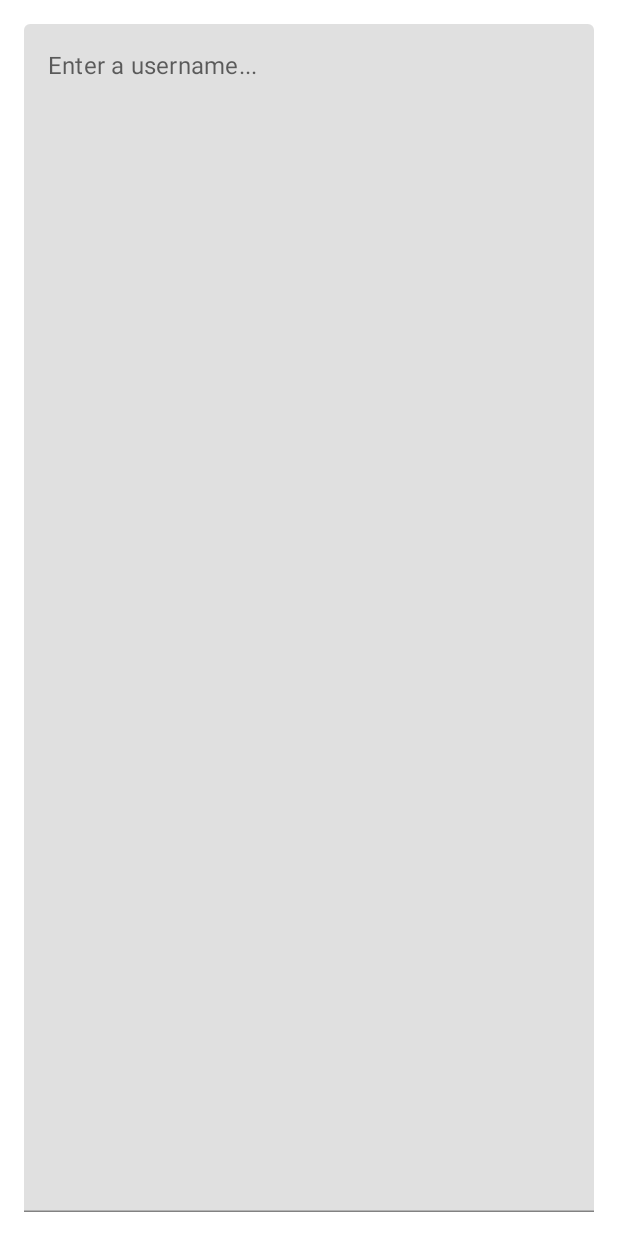
After one commit to MateuszJarz/Ktor-MongoBD-ChatApp, an Android app built with Jetpack Compose: the composable UsernameScreen shown on its own in the app's theme, on a phone screen of 412 x 824 dp. The commit adds this screen. Run offline under Robolectric (Android 15) with nearby library versions, the phone set to English and light mode, and no system bars; our stand-ins replace Dagger/Hilt's generated code.

Commit message:
Create UsernameScreen

```diff
--- /dev/null
+++ b/app/src/main/java/com/example/ktor_mongobd_chatapp/presentation/username/UsernameScreen.kt
@@ -0,0 +1,53 @@
+package com.example.ktor_mongobd_chatapp.presentation.username
+
+import androidx.compose.foundation.layout.*
+import androidx.compose.material.Button
+import androidx.compose.material.Text
+import androidx.compose.material.TextField
+import androidx.compose.runtime.Composable
+import androidx.compose.runtime.LaunchedEffect
+import androidx.compose.ui.Alignment
+import androidx.compose.ui.Modifier
+import androidx.compose.ui.unit.dp
+import androidx.hilt.navigation.compose.hiltViewModel
+import kotlinx.coroutines.flow.collectLatest
+
+@Composable
+fun UsernameScreen(
+    viewModel: UsernameViewModel = hiltViewModel(),
+    onNavigate: (String) -> Unit
+) {
+
+    LaunchedEffect(key1 = true) {
+        viewModel.onJoinChat.collectLatest { username ->
+            onNavigate("chat_screen/$username")
+        }
+    }
+
+    Box(
+        modifier = Modifier
+            .fillMaxSize()
+            .padding(16.dp),
+        contentAlignment = Alignment.Center
+    ) {
+        Column(
+            modifier = Modifier.fillMaxSize(),
+            verticalArrangement = Arrangement.Center,
+            horizontalAlignment = Alignment.End
+        ) {
+            TextField(
+                value = viewModel.usernameText.value,
+                onValueChange = viewModel::onUsernameChange,
+                placeholder = {
+                    Text(text = "Enter a username...")
+                },
+                modifier = Modifier.fillMaxSize()
+            )
+            Spacer(modifier = Modifier.height(8.dp))
+            Button(onClick = viewModel::onJoinClick) {
+
+            }
+        }
+    }
+
+}
```
Also changed, not shown: app/build.gradle (+7 -1 lines), app/src/main/java/com/example/ktor_mongobd_chatapp/MainActivity.kt (+3 -20 lines).
